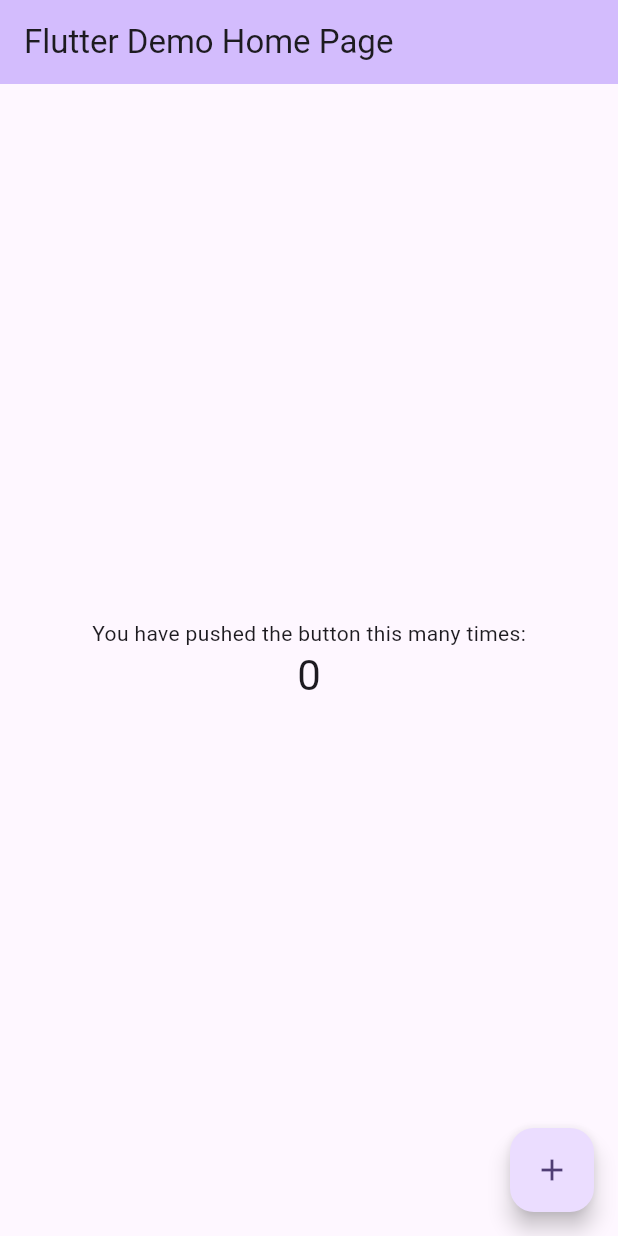
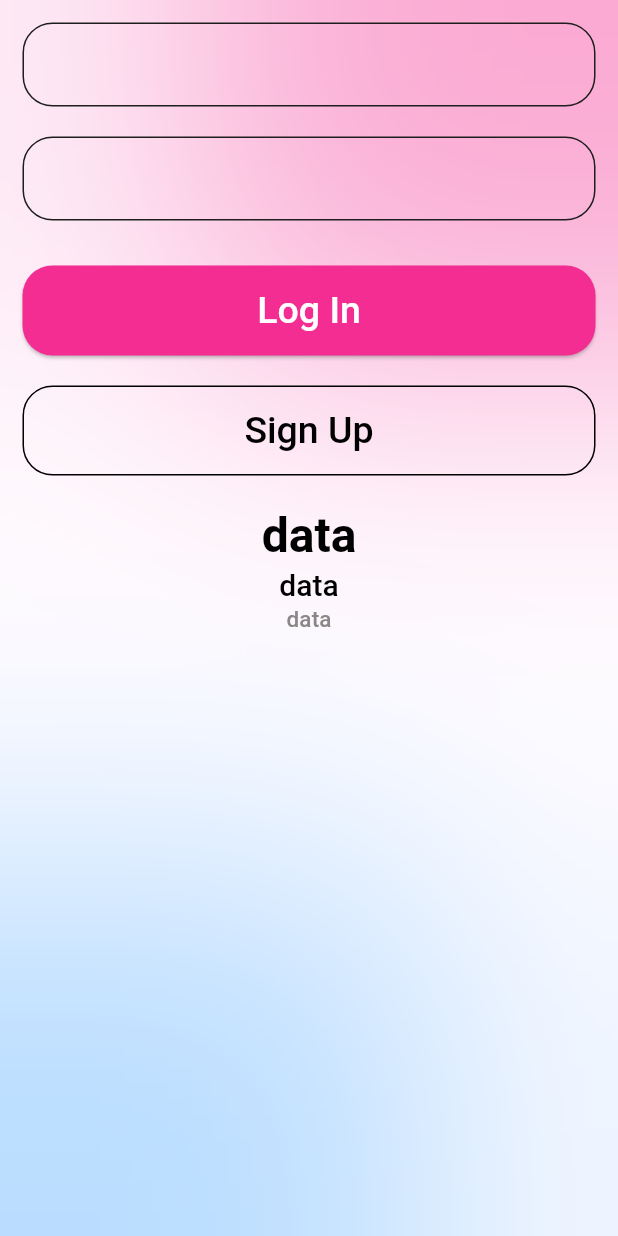
Before and after one commit to AnandhuA/SocialMedia, a Flutter app: the screen it shows after launch, on a phone screen of 412 x 824 dp. Run offline on Flutter 3.47's test engine with Material 3 defaults, Android fonts, the phone set to English and light mode, and no system bars.

Commit message:
theame added

```diff
--- /dev/null
+++ b/lib/button_widget.dart
@@ -0,0 +1,13 @@
+import 'package:flutter/material.dart';
+
+class CustomButton extends StatelessWidget {
+  const CustomButton({super.key});
+
+  @override
+  Widget build(BuildContext context) {
+    return Container(
+      width: 20,
+      color: Colors.amber,
+    );
+  }
+}
--- /dev/null
+++ b/lib/core/bacground.dart
@@ -0,0 +1,48 @@
+import 'dart:ui';
+
+import 'package:flutter/material.dart';
+
+class Background extends StatelessWidget {
+  final Widget child;
+  const Background({super.key, required this.child});
+
+  @override
+  Widget build(BuildContext context) {
+    return Stack(
+      children: [
+        Positioned(
+          top: 0,
+          right: 0,
+          child: Container(
+            height: 250,
+            width: 300,
+            color: Theme.of(context).colorScheme.primary,
+          ),
+        ),
+        Positioned(
+          bottom: 0,
+          child: Container(
+            height: 250,
+            width: 300,
+            color: Theme.of(context).colorScheme.secondary,
+          ),
+        ),
+        BackdropFilter(
+          filter: ImageFilter.blur(
+            sigmaX: 100,
+            sigmaY: 100,
+          ),
+          child: Container(
+            color: Theme.of(context).colorScheme.surface,
+          ),
+        ),
+        Container(
+          padding: const EdgeInsets.all(15),
+          height: MediaQuery.of(context).size.height,
+          width: MediaQuery.of(context).size.width,
+          child: child,
+        )
+      ],
+    );
+  }
+}
--- /dev/null
+++ b/lib/core/colors.dart
@@ -0,0 +1,22 @@
+import 'package:flutter/material.dart';
+
+//------------colors---------------
+
+const Color primaryColor = Color(0xFFF42D92);
+const Color secondaryColor = Color(0xFF53ABFF);
+const Color blackColor = Colors.black;
+const Color whiteColor = Colors.white;
+
+//------------lightMode---------------
+
+Color surfaceLight = Colors.white.withOpacity(0.6);
+const Color lightModeBoder = Color(0xFF1E1E1E);
+const Color lightModeTextFeildBackground = Color(0xFFD9D9D9);
+const Color lightModeLabelColor = Color(0xFF8A8787);
+
+//------------darkMode--------------
+
+Color surfaceDark = Colors.black.withOpacity(0.6);
+const Color darkModeBoder = Color(0xFF424242);
+const Color darkModeTextFeildBackground = Color(0xFF1E1E1E);
+const Color darkModeLabelColor = Color(0xFF8A8787);
--- /dev/null
+++ b/lib/core/style.dart
@@ -0,0 +1,107 @@
+import 'dart:ui';
+
+import 'package:flutter/material.dart';
+import 'package:flutter/widgets.dart';
+import 'package:social_media/core/colors.dart';
+
+//--------------ButtonStyle-----------------
+
+ElevatedButtonThemeData elevatedButtonStyle = ElevatedButtonThemeData(
+  style: ButtonStyle(
+    minimumSize: const WidgetStatePropertyAll(
+      Size(double.infinity, 60),
+    ),
+    backgroundColor: const WidgetStatePropertyAll(
+      primaryColor,
+    ),
+    textStyle: const WidgetStatePropertyAll(
+      TextStyle(fontSize: 25, fontWeight: FontWeight.w500),
+    ),
+    foregroundColor: const WidgetStatePropertyAll(
+      whiteColor,
+    ),
+    shape: WidgetStateProperty.all(
+      RoundedRectangleBorder(
+        borderRadius: BorderRadius.circular(
+          20,
+        ),
+      ),
+    ),
+  ),
+);
+
+TextButtonThemeData textButtonStyle({required Color color}) {
+  return TextButtonThemeData(
+    style: ButtonStyle(
+      minimumSize: const WidgetStatePropertyAll(
+        Size(double.infinity, 60),
+      ),
+      shape: WidgetStateProperty.all(
+        RoundedRectangleBorder(
+          borderRadius: BorderRadius.circular(
+            20,
+          ),
+          side: BorderSide(
+            color: color,
+            width: 1,
+          ),
+        ),
+      ),
+      textStyle: const WidgetStatePropertyAll(
+        TextStyle(fontSize: 25, fontWeight: FontWeight.w500),
+      ),
+      foregroundColor: WidgetStatePropertyAll(
+        color,
+      ),
+    ),
+  );
+}
+
+//---------------TextStyle-----------------
+
+TextStyle headlineStyle(Color color) {
+  return TextStyle(
+    fontSize: 32,
+    fontWeight: FontWeight.bold,
+    color: color,
+  );
+}
+
+TextStyle titleStyle(Color color) {
+  return TextStyle(
+    fontSize: 20,
+    fontWeight: FontWeight.w500,
+    color: color,
+  );
+}
+
+TextStyle lableStyle(Color color) {
+  return TextStyle(
+    fontSize: 15,
+    color: color,
+  );
+}
+
+//------------------InputDecorationStyle------------------
+
+InputDecorationTheme inputDecorationStyle(
+    {required Color boderColor, required Color bacgroundColor}) {
+  return InputDecorationTheme(
+    border: OutlineInputBorder(
+      borderSide: BorderSide(color: boderColor),
+    ),
+    enabledBorder: OutlineInputBorder(
+        borderSide: BorderSide(color: boderColor),
+        borderRadius: BorderRadius.circular(20)),
+    fillColor: bacgroundColor,
+    focusedBorder: OutlineInputBorder(
+        borderSide: BorderSide(color: primaryColor),
+        borderRadius: BorderRadius.circular(20)),
+    hintStyle: TextStyle(
+      color: lightModeLabelColor,
+    ),
+    labelStyle: TextStyle(
+      color: blackColor,
+    ),
+  );
+}
--- /dev/null
+++ b/lib/core/theme.dart
@@ -0,0 +1,46 @@
+import 'package:flutter/material.dart';
+import 'package:social_media/core/colors.dart';
+import 'package:social_media/core/style.dart';
+
+class ThemeClass {
+  //
+  //----------lightMode-----------
+
+  static ThemeData lightTheme = ThemeData.light().copyWith(
+      colorScheme: ColorScheme.light(
+        surface: surfaceLight,
+        primary: primaryColor,
+        secondary: secondaryColor,
+      ),
+      elevatedButtonTheme: elevatedButtonStyle,
+      textButtonTheme: textButtonStyle(color: blackColor),
+      textTheme: TextTheme(
+        headlineLarge: headlineStyle(blackColor),
+        titleLarge: titleStyle(blackColor),
+        labelLarge: lableStyle(lightModeLabelColor),
+      ),
+      inputDecorationTheme: inputDecorationStyle(
+        boderColor: lightModeBoder,
+        bacgroundColor: blackColor,
+      ));
+
+  //-----------darkMode-----------
+
+  static ThemeData darkTheme = ThemeData.dark().copyWith(
+      colorScheme: ColorScheme.dark(
+        surface: surfaceDark,
+        primary: primaryColor,
+        secondary: secondaryColor,
+      ),
+      elevatedButtonTheme: elevatedButtonStyle,
+      textButtonTheme: textButtonStyle(color: whiteColor),
+      textTheme: TextTheme(
+        headlineLarge: headlineStyle(whiteColor),
+        titleLarge: titleStyle(whiteColor),
+        labelLarge: lableStyle(darkModeLabelColor),
+      ),
+      inputDecorationTheme: inputDecorationStyle(
+        boderColor: darkModeBoder,
+        bacgroundColor: whiteColor,
+      ));
+}
--- /dev/null
+++ b/lib/intro_screen.dart
@@ -0,0 +1,44 @@
+import 'package:flutter/material.dart';
+
+import 'package:social_media/core/bacground.dart';
+
+class IntroScreen extends StatelessWidget {
+  const IntroScreen({super.key});
+
+  @override
+  Widget build(BuildContext context) {
+    return Scaffold(
+      body: Background(
+        child: SafeArea(
+          child: Column(
+            children: [
+              // Image.asset(
+              //   "assets/images/introImage1.png",
+              // ),
+              TextFormField(),
+              const SizedBox(height: 20),
+              TextField(),
+              const SizedBox(height: 30),
+              ElevatedButton(onPressed: () {}, child: const Text("Log In")),
+              const SizedBox(height: 20),
+              TextButton(onPressed: () {}, child: const Text("Sign Up")),
+              const SizedBox(height: 20),
+              Text(
+                "data",
+                style: Theme.of(context).textTheme.headlineLarge,
+              ),
+              Text(
+                "data",
+                style: Theme.of(context).textTheme.titleLarge,
+              ),
+              Text(
+                "data",
+                style: Theme.of(context).textTheme.labelLarge,
+              )
+            ],
+          ),
+        ),
+      ),
+    );
+  }
+}
--- a/lib/main.dart
+++ b/lib/main.dart
@@ -1,4 +1,6 @@
 import 'package:flutter/material.dart';
+import 'package:social_media/intro_screen.dart';
+import 'package:social_media/core/theme.dart';
 
 void main() {
   runApp(const MyApp());
@@ -7,119 +9,14 @@ void main() {
 class MyApp extends StatelessWidget {
   const MyApp({super.key});
 
-  // This widget is the root of your application.
   @override
   Widget build(BuildContext context) {
     return MaterialApp(
-      title: 'Flutter Demo',
-      theme: ThemeData(
-        // This is the theme of your application.
-        //
-        // TRY THIS: Try running your application with "flutter run". You'll see
-        // the application has a purple toolbar. Then, without quitting the app,
-        // try changing the seedColor in the colorScheme below to Colors.green
-        // and then invoke "hot reload" (save your changes or press the "hot
-        // reload" button in a Flutter-supported IDE, or press "r" if you used
-        // the command line to start the app).
-        //
-        // Notice that the counter didn't reset back to zero; the application
-        // state is not lost during the reload. To reset the state, use hot
-        // restart instead.
-        //
-        // This works for code too, not just values: Most code changes can be
-        // tested with just a hot reload.
-        colorScheme: ColorScheme.fromSeed(seedColor: Colors.deepPurple),
-        useMaterial3: true,
-      ),
-      home: const MyHomePage(title: 'Flutter Demo Home Page'),
+      debugShowCheckedModeBanner: false,
+      home: const IntroScreen(),
+      theme: ThemeClass.lightTheme,
+      darkTheme: ThemeClass.darkTheme,
+      themeMode: ThemeMode.system,
     );
   }
 }
-
-class MyHomePage extends StatefulWidget {
-  const MyHomePage({super.key, required this.title});
-
-  // This widget is the home page of your application. It is stateful, meaning
-  // that it has a State object (defined below) that contains fields that affect
-  // how it looks.
-
-  // This class is the configuration for the state. It holds the values (in this
-  // case the title) provided by the parent (in this case the App widget) and
-  // used by the build method of the State. Fields in a Widget subclass are
-  // always marked "final".
-
-  final String title;
-
-  @override
-  State<MyHomePage> createState() => _MyHomePageState();
-}
-
-class _MyHomePageState extends State<MyHomePage> {
-  int _counter = 0;
-
-  void _incrementCounter() {
-    setState(() {
-      // This call to setState tells the Flutter framework that something has
-      // changed in this State, which causes it to rerun the build method below
-      // so that the display can reflect the updated values. If we changed
-      // _counter without calling setState(), then the build method would not be
-      // called again, and so nothing would appear to happen.
-      _counter++;
-    });
-  }
-
-  @override
-  Widget build(BuildContext context) {
-    // This method is rerun every time setState is called, for instance as done
-    // by the _incrementCounter method above.
-    //
-    // The Flutter framework has been optimized to make rerunning build methods
-    // fast, so that you can just rebuild anything that needs updating rather
-    // than having to individually change instances of widgets.
-    return Scaffold(
-      appBar: AppBar(
-        // TRY THIS: Try changing the color here to a specific color (to
-        // Colors.amber, perhaps?) and trigger a hot reload to see the AppBar
-        // change color while the other colors stay the same.
-        backgroundColor: Theme.of(context).colorScheme.inversePrimary,
-        // Here we take the value from the MyHomePage object that was created by
-        // the App.build method, and use it to set our appbar title.
-        title: Text(widget.title),
-      ),
-      body: Center(
-        // Center is a layout widget. It takes a single child and positions it
-        // in the middle of the parent.
-        child: Column(
-          // Column is also a layout widget. It takes a list of children and
-          // arranges them vertically. By default, it sizes itself to fit its
-          // children horizontally, and tries to be as tall as its parent.
-          //
-          // Column has various properties to control how it sizes itself and
-          // how it positions its children. Here we use mainAxisAlignment to
-          // center the children vertically; the main axis here is the vertical
-          // axis because Columns are vertical (the cross axis would be
-          // horizontal).
-          //
-          // TRY THIS: Invoke "debug painting" (choose the "Toggle Debug Paint"
-          // action in the IDE, or press "p" in the console), to see the
-          // wireframe for each widget.
-          mainAxisAlignment: MainAxisAlignment.center,
-          children: <Widget>[
-            const Text(
-              'You have pushed the button this many times:',
-            ),
-            Text(
-              '$_counter',
-              style: Theme.of(context).textTheme.headlineMedium,
-            ),
-          ],
-        ),
-      ),
-      floatingActionButton: FloatingActionButton(
-        onPressed: _incrementCounter,
-        tooltip: 'Increment',
-        child: const Icon(Icons.add),
-      ), // This trailing comma makes auto-formatting nicer for build methods.
-    );
-  }
-}
--- a/pubspec.yaml
+++ b/pubspec.yaml
@@ -35,6 +35,7 @@ dependencies:
   # The following adds the Cupertino Icons font to your application.
   # Use with the CupertinoIcons class for iOS style icons.
   cupertino_icons: ^1.0.6
+  bloc: ^8.1.4
 
 dev_dependencies:
   flutter_test:
@@ -59,9 +60,8 @@ flutter:
   uses-material-design: true
 
   # To add assets to your application, add an assets section, like this:
-  # assets:
-  #   - images/a_dot_burr.jpeg
-  #   - images/a_dot_ham.jpeg
+  assets:
+    - assets/images/
 
   # An image asset can refer to one or more resolution-specific "variants", see
   # https://flutter.dev/assets-and-images/#resolution-aware
```
Also changed, not shown: assets/images/introImage1.png (added), pubspec.lock.
